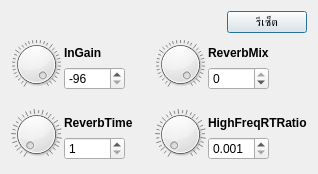
This is FXDialog/ReverbFXDialog.ui in pie62/HandyKaraoke as Qt 5 draws it before an edit. The edited form follows.
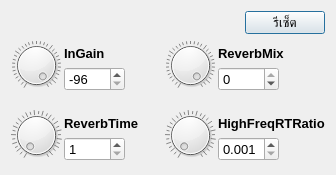
This is the edited form.

The edit to the form file:
```diff
--- a/FXDialog/ReverbFXDialog.ui
+++ b/FXDialog/ReverbFXDialog.ui
@@ -6,10 +6,15 @@
    <rect>
     <x>0</x>
     <y>0</y>
-    <width>318</width>
-    <height>174</height>
+    <width>336</width>
+    <height>175</height>
    </rect>
   </property>
+  <property name="font">
+   <font>
+    <pointsize>10</pointsize>
+   </font>
+  </property>
   <property name="windowTitle">
    <string>Dialog</string>
   </property>
```
